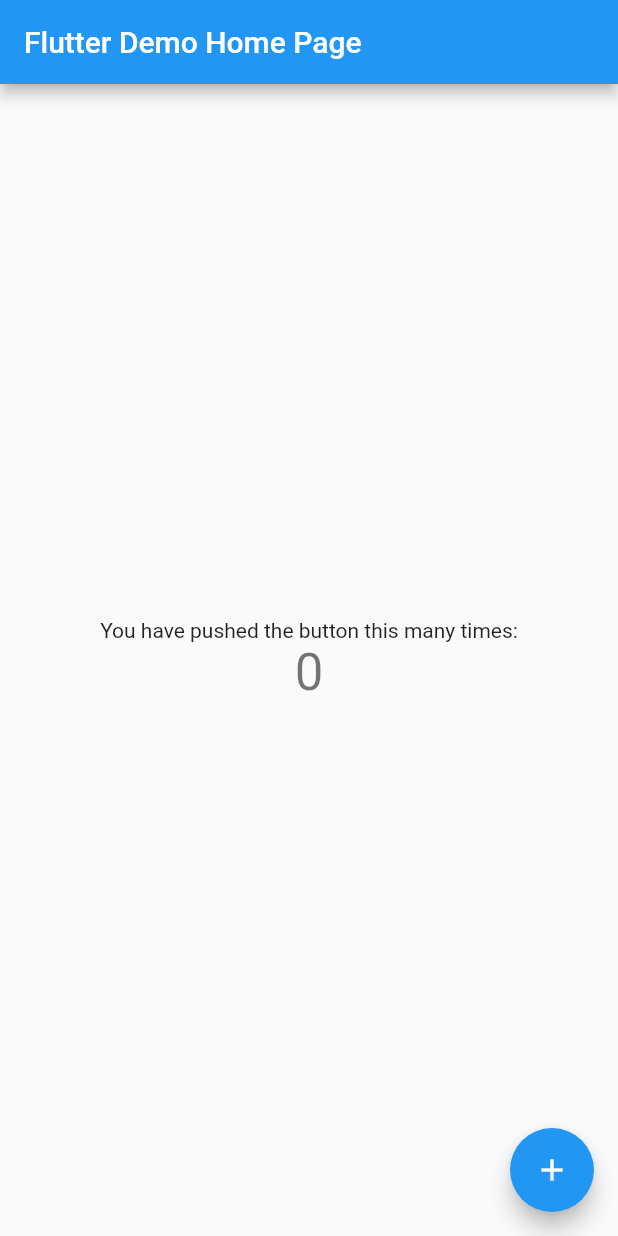
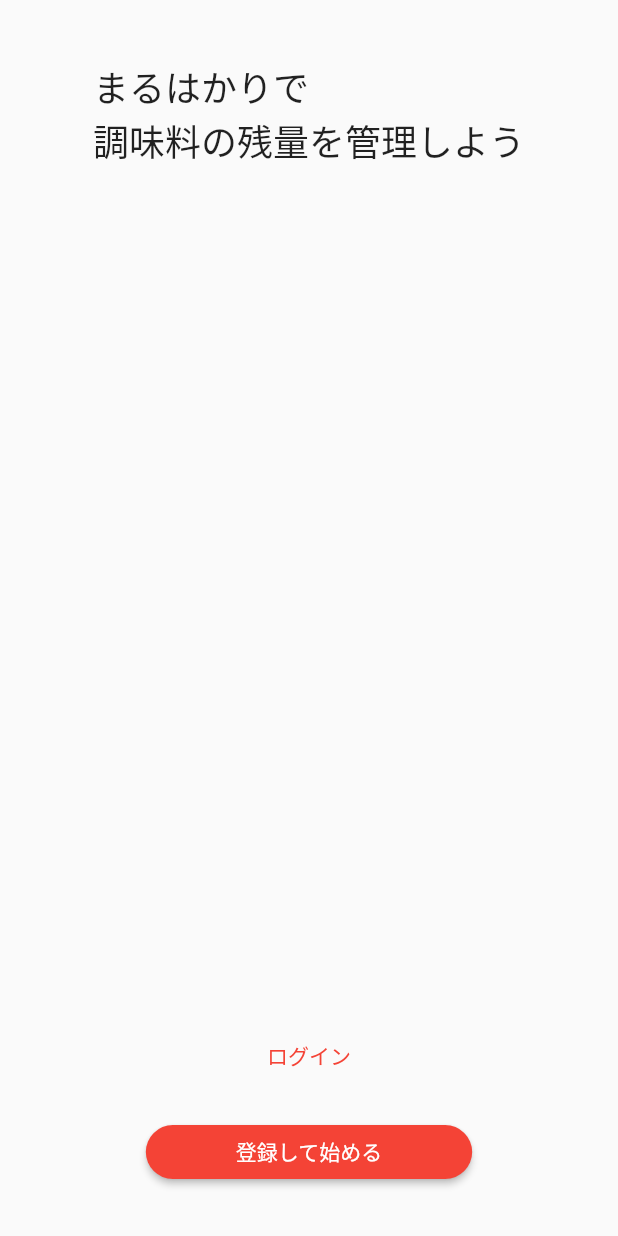
Before and after one commit to pantasystem/maruhakari, a Flutter app: the screen it shows after launch, on a phone screen of 412 x 824 dp. Run offline on Flutter 3.47's test engine with Material 2 defaults, Android fonts, the phone set to English and light mode, and no system bars; our stand-ins replace fixnum; missing offline and left inert: grpc, protobuf.

Commit message:
初期画面を作成

```diff
--- a/client/lib/main.dart
+++ b/client/lib/main.dart
@@ -1,3 +1,4 @@
+import 'package:client/pages/initial_page.dart';
 import 'package:flutter/material.dart';
 
 void main() {
@@ -22,9 +23,10 @@ class MyApp extends StatelessWidget {
         // or simply save your changes to "hot reload" in a Flutter IDE).
         // Notice that the counter didn't reset back to zero; the application
         // is not restarted.
-        primarySwatch: Colors.blue,
+        primarySwatch: Colors.red,
+        primaryColor: const Color.fromARGB(0xff, 0xee, 0x02, 0x02),
       ),
-      home: const MyHomePage(title: 'Flutter Demo Home Page'),
+      home: const InitialPage(),
     );
   }
 }
--- /dev/null
+++ b/client/lib/pages/initial_page.dart
@@ -0,0 +1,48 @@
+import 'package:flutter/cupertino.dart';
+import 'package:flutter/material.dart';
+
+class InitialPage extends StatelessWidget {
+  const InitialPage({super.key});
+
+  @override
+  Widget build(BuildContext context) {
+    return Scaffold(
+        body: SafeArea(
+      child: Column(
+        mainAxisAlignment: MainAxisAlignment.spaceBetween,
+        crossAxisAlignment: CrossAxisAlignment.center,
+        children: [
+          const Padding(
+            padding: EdgeInsets.symmetric(horizontal: 20, vertical: 40),
+            child: Text(
+              "まるはかりで\n調味料の残量を管理しよう",
+              style: TextStyle(
+                fontSize: 24,
+              ),
+            ),
+          ),
+          SizedBox(
+            width: double.infinity,
+            child: Column(
+              children: [
+                TextButton(onPressed: () {}, child: const Text("ログイン")),
+                const SizedBox(height: 16),
+                ElevatedButton(
+                  onPressed: () {},
+                  style: ElevatedButton.styleFrom(
+                    shape: RoundedRectangleBorder(
+                      borderRadius: BorderRadius.circular(32),
+                    ),
+                    padding: const EdgeInsetsDirectional.symmetric(horizontal: 60),
+                  ),
+                  child: const Text("登録して始める"),
+                ),
+                const SizedBox(height: 32)
+              ],
+            ),
+          )
+        ],
+      ),
+    ));
+  }
+}
```
